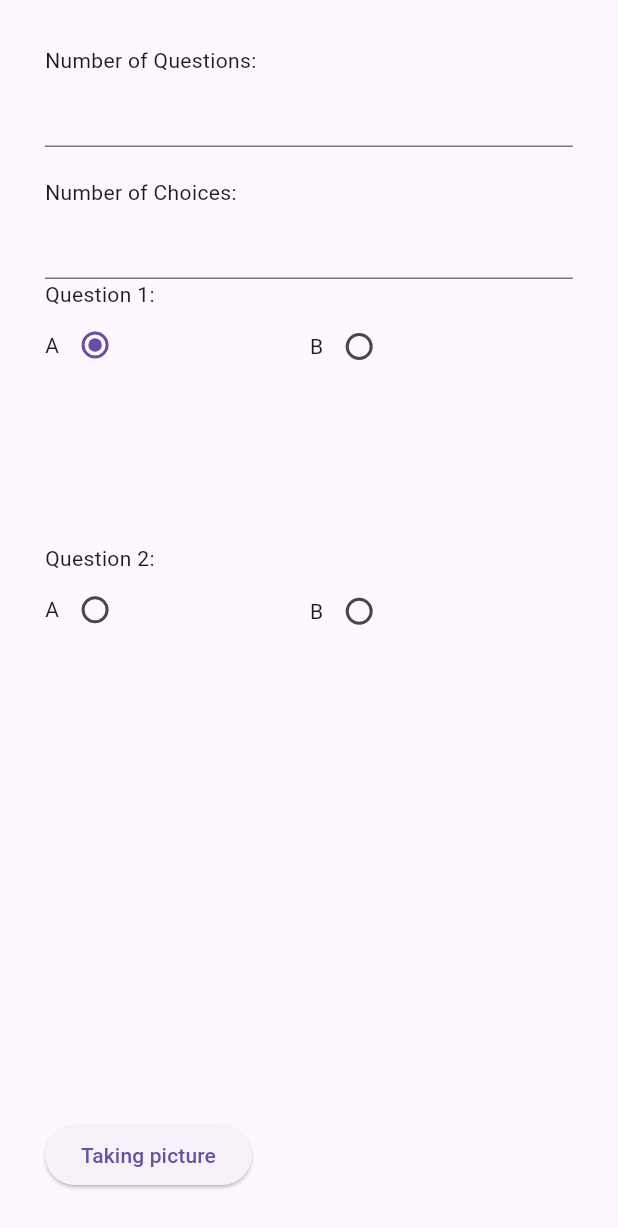
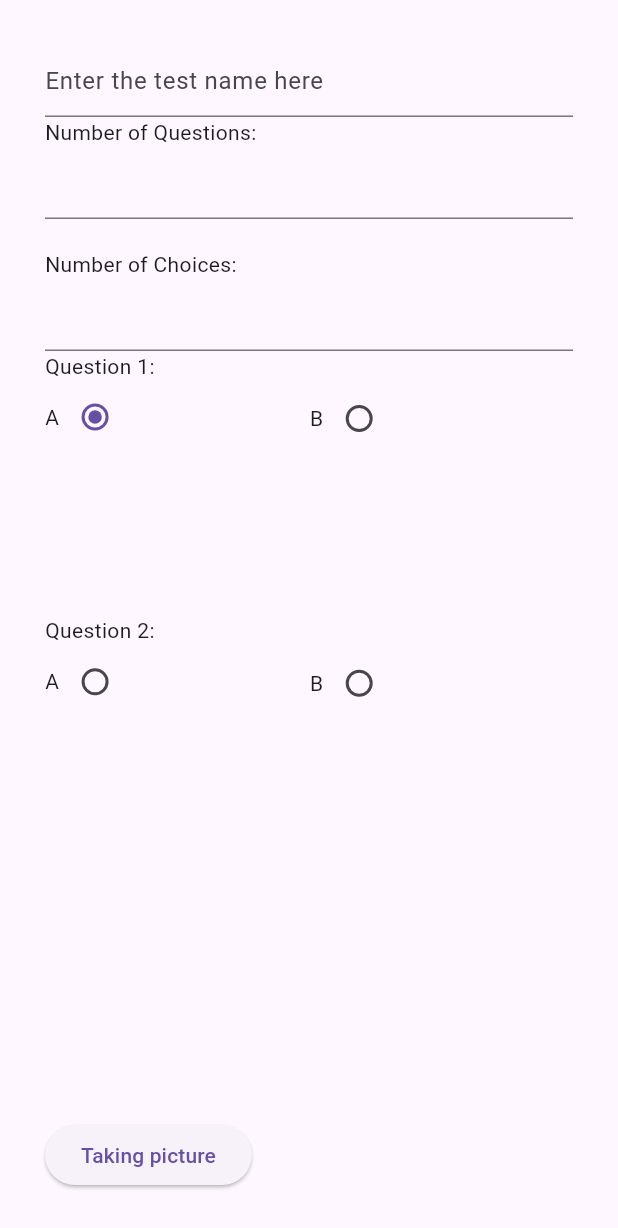
Before and after one commit to viettungvuong/AutoGrading, a Flutter app: the SpecifyTestScreen screen opened directly, on a phone screen of 412 x 824 dp. Shown: the top 1228 px of the screen. Run offline on Flutter 3.47's test engine with Material 3 defaults, Android fonts, the phone set to English and light mode, and no system bars; our stand-ins replace camera, flutter_riverpod.

Commit message:
Chinh giao dien specify

```diff
--- a/auto_grading_app/lib/screens/resultScreen.dart
+++ b/auto_grading_app/lib/screens/resultScreen.dart
@@ -63,6 +63,14 @@ class _ResultScreenState extends State<ResultScreen> {
                 hintText: "Enter the student name here",
               ),
             ),
+
+            ElevatedButton(
+              style: ElevatedButton.styleFrom(textStyle: const TextStyle(fontSize: 20, fontWeight: FontWeight.bold, color: Colors.white)),
+              onPressed: ()  {
+
+              },
+              child: const Text('Add to the test session'), // bam nay xong se co nut take more nua de chup tiep
+            ),
           ],
         )
 
--- a/auto_grading_app/lib/screens/specifyTest.dart
+++ b/auto_grading_app/lib/screens/specifyTest.dart
@@ -10,6 +10,8 @@ class SpecifyTestScreen extends StatefulWidget {
 class _SpecifyTestScreenState extends State<SpecifyTestScreen> {
   int _numQuestions = 2;
   int _numChoices = 2;
+
+  TextEditingController _controller=TextEditingController();
 
   List<int> _answers = []; // luu lai nhung gi da chon
 
@@ -30,6 +32,12 @@ class _SpecifyTestScreenState extends State<SpecifyTestScreen> {
         child: Column(
           crossAxisAlignment: CrossAxisAlignment.start,
           children: [
+            TextField(
+              controller: _controller,
+              decoration: InputDecoration(
+                hintText: "Enter the test name here",
+              ),
+            ),
             Text('Number of Questions:'),
             TextField(
               keyboardType: TextInputType.number,
```
